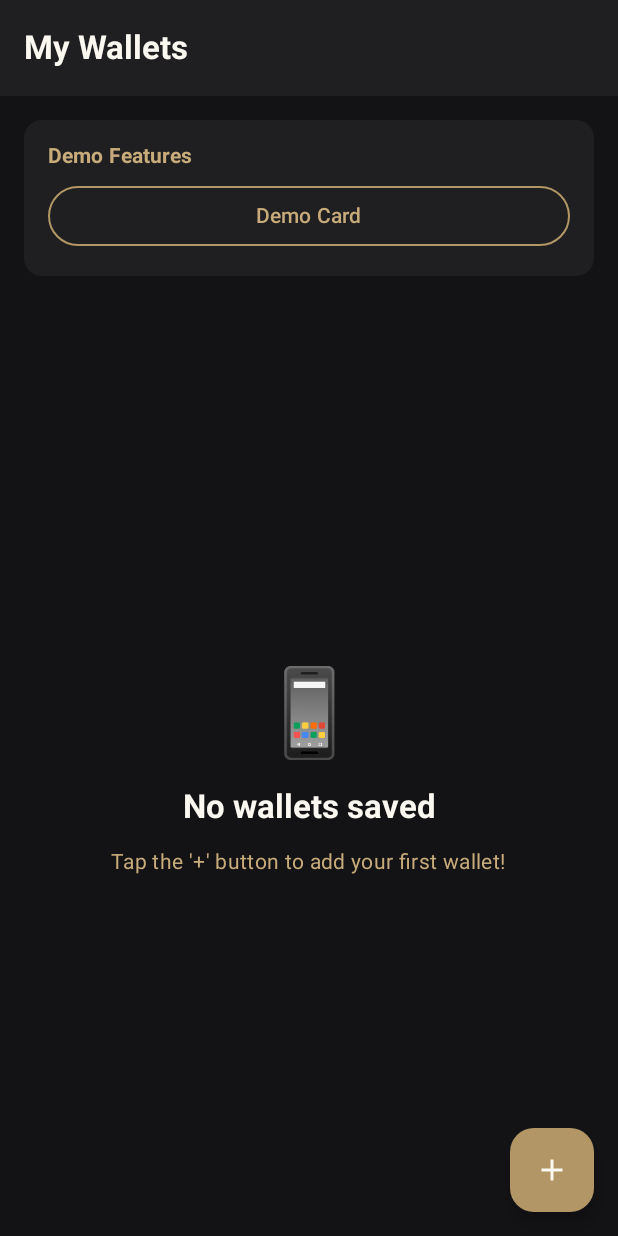
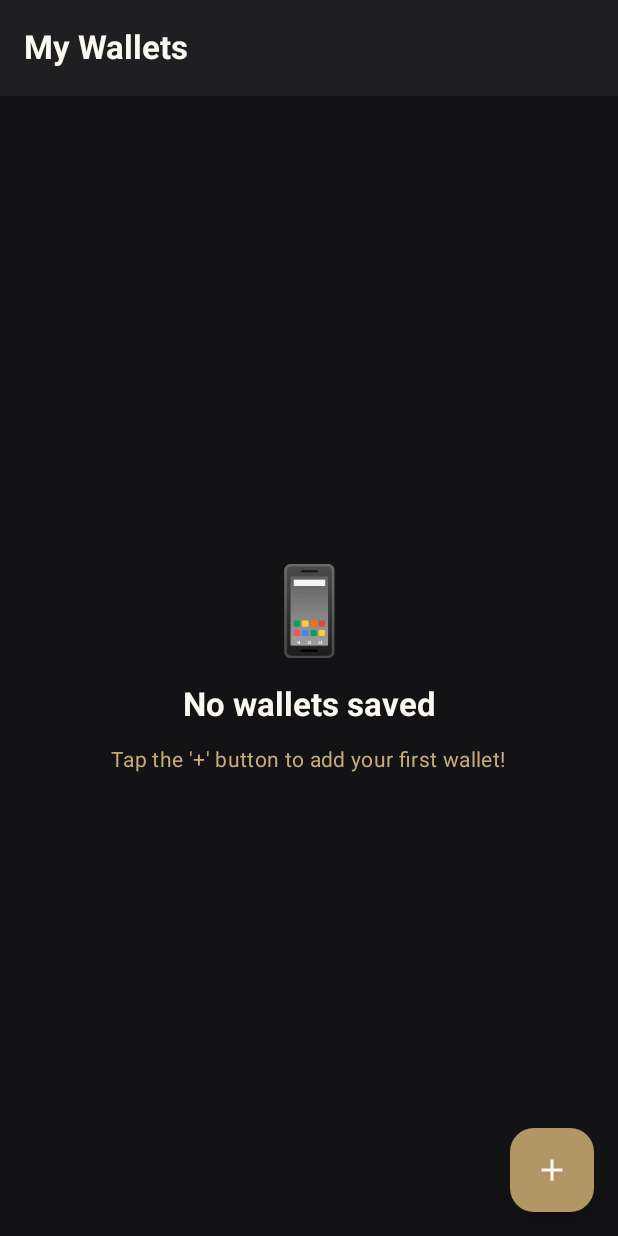
Before and after one commit to kaseLunt/etherfi_sample_kotlin, an Android app built with Jetpack Compose: the screen it shows after launch (MainActivity), on a phone screen of 412 x 824 dp. Run offline under Robolectric (Android 15) with nearby library versions, the phone set to English and light mode, and no system bars; our stand-ins replace Dagger/Hilt's generated code, Room's generated code.

Commit message:
move card page into a tab

```diff
--- a/app/src/main/java/com/babel/etherfiportfoliotracker/ui/navigation/AppNavigation.kt
+++ b/app/src/main/java/com/babel/etherfiportfoliotracker/ui/navigation/AppNavigation.kt
@@ -8,7 +8,6 @@ import androidx.navigation.compose.rememberNavController
 import androidx.navigation.navArgument
 import com.babel.etherfiportfoliotracker.ui.screens.AddAddressScreen
 import com.babel.etherfiportfoliotracker.ui.screens.AddressListScreen
-import com.babel.etherfiportfoliotracker.ui.screens.SimulatedCardScreen
 import com.babel.etherfiportfoliotracker.ui.screens.WalletMainScreen
 import java.net.URLDecoder
 
@@ -56,10 +55,5 @@ fun AppNavigation() {
                 navController = navController
             )
         }
-
-        // Simulated Card Screen
-        composable(route = AppRoutes.SimulatedCard.route) {
-            SimulatedCardScreen(navController = navController)
-        }
     }
 }
--- a/app/src/main/java/com/babel/etherfiportfoliotracker/ui/navigation/AppRoutes.kt
+++ b/app/src/main/java/com/babel/etherfiportfoliotracker/ui/navigation/AppRoutes.kt
@@ -34,9 +34,4 @@ sealed class AppRoutes(val route: String) {
             return "wallet_main/$address/$encodedNickname"
         }
     }
-
-    /**
-     * Simulated Card Screen - Shows card simulation
-     */
-    data object SimulatedCard : AppRoutes("card")
 }
--- a/app/src/main/java/com/babel/etherfiportfoliotracker/ui/screens/AddressListScreen.kt
+++ b/app/src/main/java/com/babel/etherfiportfoliotracker/ui/screens/AddressListScreen.kt
@@ -4,25 +4,21 @@ import androidx.compose.foundation.clickable
 import androidx.compose.foundation.layout.Arrangement
 import androidx.compose.foundation.layout.Box
 import androidx.compose.foundation.layout.Column
-import androidx.compose.foundation.layout.Row
 import androidx.compose.foundation.layout.Spacer
 import androidx.compose.foundation.layout.fillMaxSize
 import androidx.compose.foundation.layout.fillMaxWidth
 import androidx.compose.foundation.layout.height
 import androidx.compose.foundation.layout.padding
-import androidx.compose.foundation.layout.width
 import androidx.compose.foundation.lazy.LazyColumn
 import androidx.compose.foundation.lazy.items
 import androidx.compose.material.icons.Icons
 import androidx.compose.material.icons.filled.Add
-import androidx.compose.material3.Button
 import androidx.compose.material3.Card
 import androidx.compose.material3.CardDefaults
 import androidx.compose.material3.ExperimentalMaterial3Api
 import androidx.compose.material3.FloatingActionButton
 import androidx.compose.material3.Icon
 import androidx.compose.material3.MaterialTheme
-import androidx.compose.material3.OutlinedButton
 import androidx.compose.material3.Scaffold
 import androidx.compose.material3.Text
 import androidx.compose.material3.TopAppBar
@@ -80,36 +76,6 @@ fun AddressListScreen(
                 .fillMaxSize()
                 .padding(paddingValues)
         ) {
-            // Demo Buttons Section
-            Card(
-                modifier = Modifier
-                    .fillMaxWidth()
-                    .padding(16.dp),
-                colors = CardDefaults.cardColors(
-                    containerColor = MaterialTheme.colorScheme.tertiaryContainer
-                )
-            ) {
-                Column(
-                    modifier = Modifier.padding(16.dp)
-                ) {
-                    Text(
-                        text = "Demo Features",
-                        style = MaterialTheme.typography.labelLarge,
-                        fontWeight = FontWeight.Bold,
-                        color = MaterialTheme.colorScheme.onTertiaryContainer
-                    )
-                    Spacer(modifier = Modifier.height(8.dp))
-                    OutlinedButton(
-                        onClick = {
-                            navController.navigate(AppRoutes.SimulatedCard.route)
-                        },
-                        modifier = Modifier.fillMaxWidth()
-                    ) {
-                        Text("Demo Card")
-                    }
-                }
-            }
-
             // Main Content - Wallet List or Empty State
             if (wallets.isEmpty()) {
                 // Empty state
```
Also changed, not shown: app/src/main/java/com/babel/etherfiportfoliotracker/ui/navigation/BottomNavItem.kt (+13 -1 lines), app/src/main/java/com/babel/etherfiportfoliotracker/ui/screens/SimulatedCardScreen.kt (+4 -41 lines), app/src/main/java/com/babel/etherfiportfoliotracker/ui/screens/WalletMainScreen.kt (+14 -1 lines).
